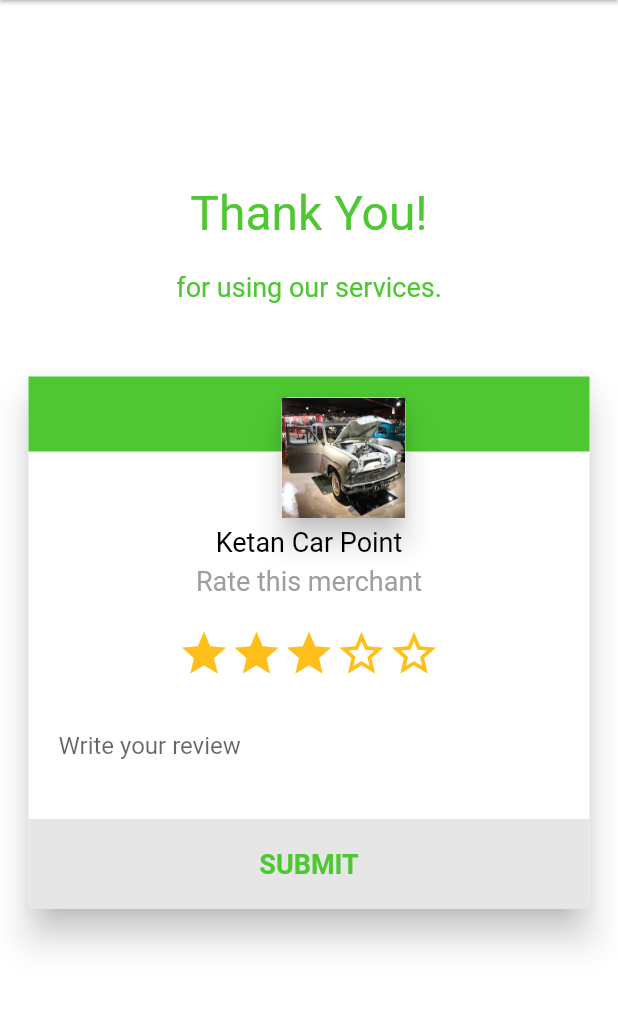
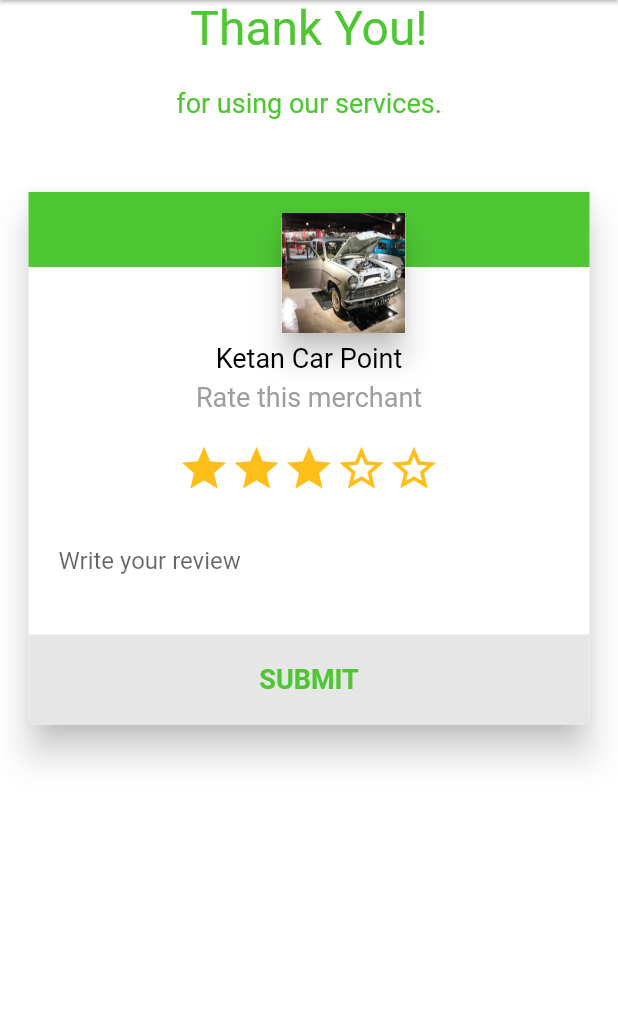
Before and after one commit to iZeroKim/Uado, a Flutter app: the AddGarageReview screen opened directly, on a phone screen of 412 x 824 dp, the part 84-1096 px from its top. Run offline on Flutter 3.47's test engine with Material 2 defaults, Android fonts, the phone set to English and light mode, and no system bars; drawn by our look-alikes of getwidget; our stand-ins replace flutter_dash, flutter_datetime_picker, image_picker.

Commit message:
Fix mechanic and garage review page content overflow in some device screen sizes

```diff
--- a/lib/screens/garage/garage_review.dart
+++ b/lib/screens/garage/garage_review.dart
@@ -27,7 +27,8 @@ class _AddGarageReviewState extends State<AddGarageReview> {
       body: SafeArea(
         child: Padding(
             padding: const EdgeInsets.only(left: 0.0, right: 0.0, bottom: 10.0),
-            child: Center(
+            child: ListView(
+              children: [Center(
                 child: Column(
                   crossAxisAlignment: CrossAxisAlignment.center,
                   mainAxisAlignment: MainAxisAlignment.center,
@@ -184,7 +185,9 @@ class _AddGarageReviewState extends State<AddGarageReview> {
                     ),
                   ],
                 ),
-            )),
+              )],
+            )
+        ),
       ),
     );
   }
--- a/lib/screens/mechanic/mechanic_list.dart
+++ b/lib/screens/mechanic/mechanic_list.dart
@@ -98,7 +98,7 @@ class _MechanicListState extends State<MechanicList> {
                                                 minRadius: 38,
                                                 backgroundImage: AssetImage("assets/images/avatar.jpg"),
                                               ),
-                                              SizedBox(width: 15.0,),
+                                              SizedBox(width: 10.0,),
                                               //Name, location and rating
                                               Column(
                                                 crossAxisAlignment: CrossAxisAlignment.start,
```
Also changed, not shown: lib/screens/mechanic/mechanic_review.dart (+5 -2 lines). Lines whose indentation alone changed are shown as unchanged.
